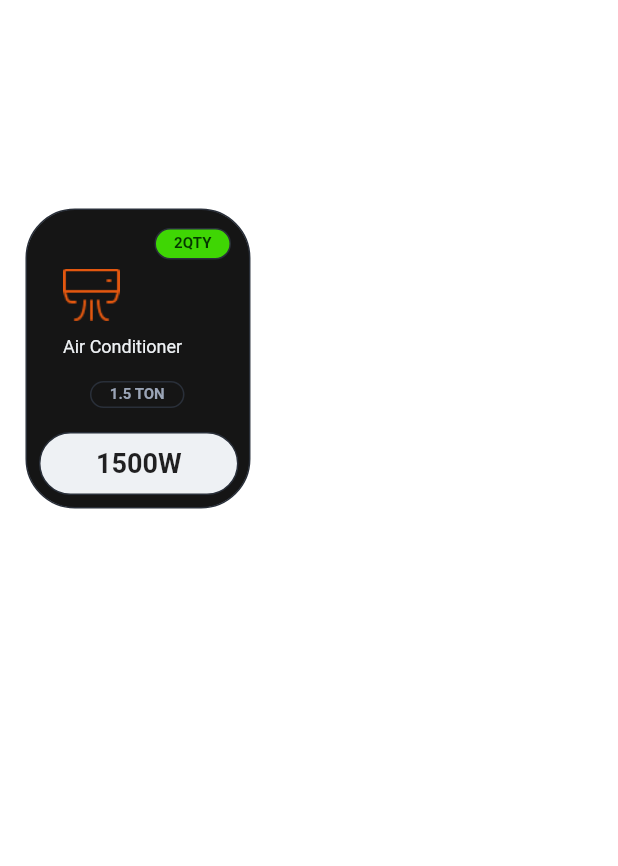
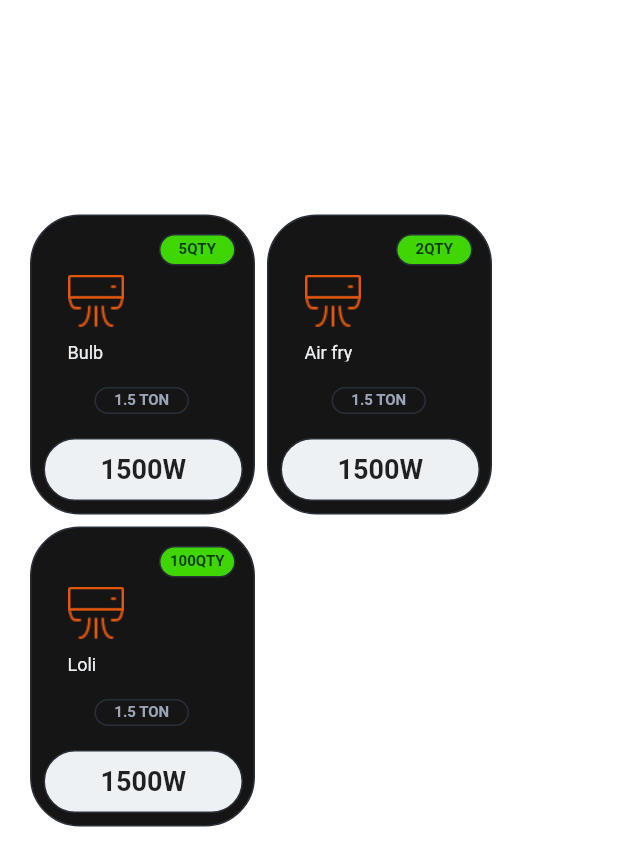
Before and after one commit to ChristanWilbert/greenify, a Flutter app: the screen it shows after launch, on a phone screen of 412 x 824 dp. Shown: the top 866 px of the screen. Run offline on Flutter 3.47's test engine with Material 2 defaults, Android fonts, the phone set to English and light mode, and no system bars; Roboto replaces fonts that are missing (Helevetica).

Commit message:
AddDevice CardList

```diff
--- /dev/null
+++ b/lib/models/device_class.dart
@@ -0,0 +1,22 @@
+import 'package:uuid/uuid.dart';
+
+const uuid = Uuid();
+
+class Device {
+  final String name;
+  final String img;
+  final String watt;
+  final String id;
+  int qty = 1;
+  bool selected = false;
+  Device({required this.name, required this.img, required this.watt})
+      : id = uuid.v4();
+
+  Device.withQty(
+      {required this.name,
+      required this.img,
+      required this.watt,
+      required this.qty})
+      : id = uuid.v4(),
+        selected = true;
+}
--- a/lib/widget/Device.dart
+++ b/lib/widget/Device.dart
@@ -1,5 +1,5 @@
 import 'package:flutter/material.dart';
-import 'package:greenify/widget/device_card.dart';
+import 'package:greenify/widget/devicelist/deviceListGenerator.dart';
 
 class Device extends StatelessWidget {
   const Device({super.key});
@@ -12,17 +12,17 @@ class Device extends StatelessWidget {
         body: Padding(
           padding: const EdgeInsets.fromLTRB(16.0, 72.0, 0, 0),
           child: Column(
-            children: const [
-              Text("Add Device",
+            children: [
+              const Text("Add Device",
                   style: TextStyle(
                       color: Colors.white,
                       fontSize: 30.0,
                       fontWeight: FontWeight.bold,
                       fontFamily: 'Helvetica')),
-              SizedBox(
+              const SizedBox(
                 height: 32,
               ),
-              DeviceCard(),
+              DeviceList(),
             ],
           ),
         ),
--- a/lib/widget/device_card.dart
+++ b/lib/widget/device_card.dart
@@ -1,16 +1,13 @@
 import 'package:flutter/material.dart';
+import 'package:greenify/models/device_class.dart';
 
-class DeviceCard extends StatefulWidget {
-  const DeviceCard({super.key});
-
-  @override
-  State<DeviceCard> createState() => _DeviceCardState();
-}
-
-class _DeviceCardState extends State<DeviceCard> {
+class DeviceCard extends StatelessWidget {
+  const DeviceCard({required this.device, super.key});
+  final Device device;
   @override
   Widget build(BuildContext context) {
     return Container(
+      margin: EdgeInsets.all(4),
       width: 150,
       height: 200,
       decoration: BoxDecoration(
@@ -22,6 +19,7 @@ class _DeviceCardState extends State<DeviceCard> {
       ),
       child: Stack(
         children: [
+          //qty
           Padding(
             padding: const EdgeInsets.fromLTRB(85, 12, 12, 165),
             child: Container(
@@ -34,10 +32,10 @@ class _DeviceCardState extends State<DeviceCard> {
                   color: const Color(0xff292F39),
                 ),
               ),
-              child: const Align(
+              child: Align(
                 alignment: Alignment.center,
                 child: Text(
-                  "2QTY",
+                  device.qty.toString() + "QTY",
                   style: TextStyle(
                       color: Color(0xff043600),
                       fontSize: 10,
@@ -47,18 +45,19 @@ class _DeviceCardState extends State<DeviceCard> {
               ),
             ),
           ),
+          // icon
           Padding(
             padding: const EdgeInsets.fromLTRB(24, 39, 86, 124),
             child: Image.asset(
-              "assets/images/Vector.png",
+              device.img,
               width: 40,
               height: 37,
             ),
           ),
-          const Padding(
+          Padding(
             padding: EdgeInsets.fromLTRB(24, 84, 41, 101),
-            child: Text("Air Conditioner",
-                style: TextStyle(
+            child: Text(device.name,
+                style: const TextStyle(
                   color: Color(0xffEEF1F4),
                   fontSize: 12,
                   fontWeight: FontWeight.normal,
--- /dev/null
+++ b/lib/widget/devicelist/deviceListGenerator.dart
@@ -0,0 +1,34 @@
+import 'package:flutter/material.dart';
+import 'package:greenify/models/device_class.dart';
+import 'package:greenify/widget/device_card.dart';
+import 'package:flutter/cupertino.dart';
+
+class DeviceList extends StatelessWidget {
+  DeviceList({super.key});
+  final List<Device> devices = [
+    Device(
+        name: "Air Conditioner", img: "assets/images/Vector.png", watt: "2000"),
+    Device.withQty(
+        name: "Bulb", img: "assets/images/Vector.png", watt: "2600", qty: 5),
+    Device(
+        name: "Air Conditioner 3",
+        img: "assets/images/Vector.png",
+        watt: "2500"),
+    Device.withQty(
+        name: "Air fry ",
+        img: "assets/images/Vector.png",
+        watt: "1000",
+        qty: 2),
+    Device.withQty(
+        name: "Loli", img: "assets/images/Vector.png", watt: "2900", qty: 100),
+  ];
+
+  @override
+  Widget build(BuildContext context) {
+    return Wrap(
+      children: (devices.where((element) => element.selected).map((device) {
+        return (DeviceCard(device: device));
+      })).toList(),
+    );
+  }
+}
--- a/pubspec.yaml
+++ b/pubspec.yaml
@@ -28,6 +28,7 @@ environment:
 # the latest version available on pub.dev. To see which dependencies have newer
 # versions available, run `flutter pub outdated`.
 dependencies:
+  uuid: ^4.0.0
   flutter:
     sdk: flutter
 
```
Also changed, not shown: pubspec.lock.
